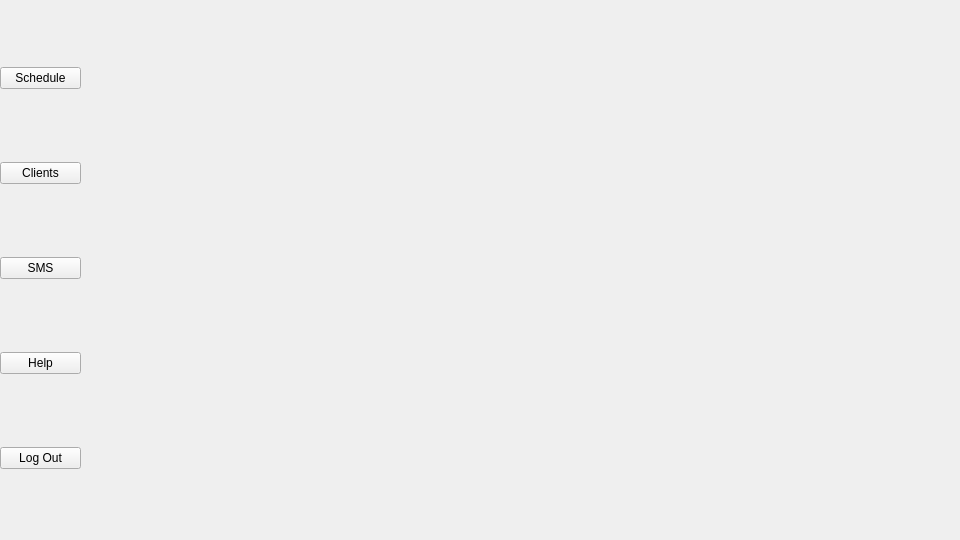
This is qt/coachhome.ui in e-zeks/softeng as Qt 5 draws it before an edit. The edited form follows.
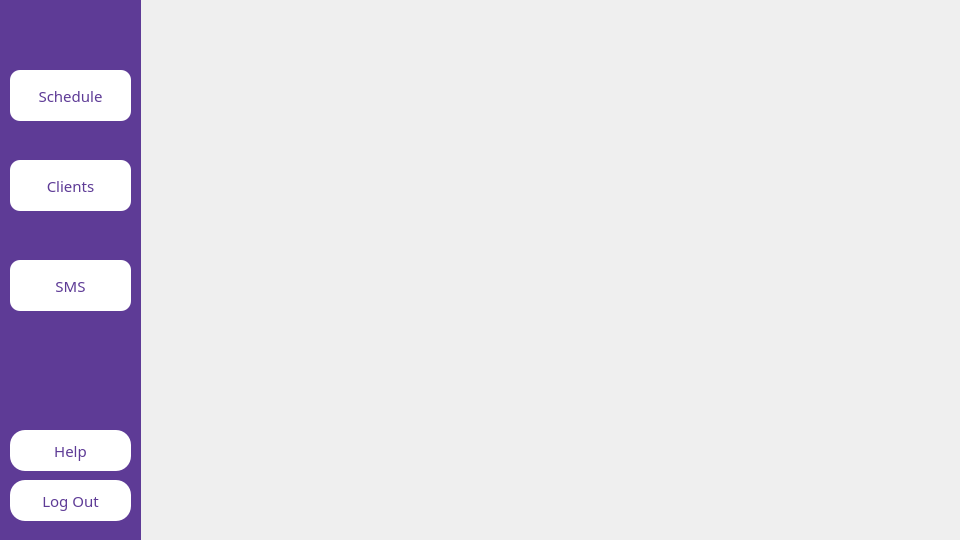
This is the edited form. Icons and pictures are not drawn.

Diff of the .ui file:
```diff
--- a/qt/coachhome.ui
+++ b/qt/coachhome.ui
@@ -14,53 +14,225 @@
    <string>MainWindow</string>
   </property>
   <widget class="QWidget" name="centralwidget">
-   <widget class="QWidget" name="verticalLayoutWidget">
+   <widget class="QLabel" name="logo">
+    <property name="geometry">
+     <rect>
+      <x>240</x>
+      <y>150</y>
+      <width>621</width>
+      <height>171</height>
+     </rect>
+    </property>
+    <property name="font">
+     <font>
+      <family>Arial Black</family>
+      <pointsize>16</pointsize>
+      <bold>true</bold>
+     </font>
+    </property>
+    <property name="styleSheet">
+     <string notr="true">QLabel
+{
+background-url:&quot;C:\Users\JC\Desktop\SOFT ENG\assets\Anytime_Fitness_logo.png&quot;;
+}</string>
+    </property>
+    <property name="text">
+     <string/>
+    </property>
+    <property name="pixmap">
+     <pixmap>../assets/Anytime_Fitness_logo.png</pixmap>
+    </property>
+    <property name="scaledContents">
+     <bool>false</bool>
+    </property>
+    <property name="alignment">
+     <set>Qt::AlignmentFlag::AlignCenter</set>
+    </property>
+    <property name="wordWrap">
+     <bool>false</bool>
+    </property>
+   </widget>
+   <widget class="QLabel" name="label_12">
+    <property name="geometry">
+     <rect>
+      <x>0</x>
+      <y>10</y>
+      <width>141</width>
+      <height>41</height>
+     </rect>
+    </property>
+    <property name="text">
+     <string/>
+    </property>
+    <property name="pixmap">
+     <pixmap>../logos/logog.jpg</pixmap>
+    </property>
+    <property name="scaledContents">
+     <bool>true</bool>
+    </property>
+   </widget>
+   <widget class="QLabel" name="BGviolet">
     <property name="geometry">
      <rect>
       <x>0</x>
       <y>0</y>
-      <width>81</width>
+      <width>141</width>
       <height>541</height>
      </rect>
     </property>
-    <layout class="QVBoxLayout" name="verticalLayout">
-     <item>
-      <widget class="QPushButton" name="schedule">
-       <property name="text">
-        <string>Schedule</string>
-       </property>
-      </widget>
-     </item>
-     <item>
-      <widget class="QPushButton" name="clients">
-       <property name="text">
-        <string>Clients</string>
-       </property>
-      </widget>
-     </item>
-     <item>
-      <widget class="QPushButton" name="SMS">
-       <property name="text">
-        <string>SMS</string>
-       </property>
-      </widget>
-     </item>
-     <item>
-      <widget class="QPushButton" name="help">
-       <property name="text">
-        <string>Help</string>
-       </property>
-      </widget>
-     </item>
-     <item>
-      <widget class="QPushButton" name="log_out">
-       <property name="text">
-        <string>Log Out</string>
-       </property>
-      </widget>
-     </item>
-    </layout>
+    <property name="styleSheet">
+     <string notr="true">QLabel
+{
+background: #5e3b96;
+}</string>
+    </property>
+    <property name="text">
+     <string/>
+    </property>
    </widget>
+   <widget class="QPushButton" name="schedule">
+    <property name="geometry">
+     <rect>
+      <x>10</x>
+      <y>70</y>
+      <width>121</width>
+      <height>51</height>
+     </rect>
+    </property>
+    <property name="font">
+     <font>
+      <family>Arial Black</family>
+      <pointsize>11</pointsize>
+     </font>
+    </property>
+    <property name="styleSheet">
+     <string notr="true">QPushButton
+{
+background-color:white ;
+color:#5e3b96;
+ border-radius:10px;
+}</string>
+    </property>
+    <property name="text">
+     <string>Schedule</string>
+    </property>
+   </widget>
+   <widget class="QPushButton" name="clients">
+    <property name="geometry">
+     <rect>
+      <x>10</x>
+      <y>160</y>
+      <width>121</width>
+      <height>51</height>
+     </rect>
+    </property>
+    <property name="font">
+     <font>
+      <family>Arial Black</family>
+      <pointsize>11</pointsize>
+     </font>
+    </property>
+    <property name="styleSheet">
+     <string notr="true">QPushButton
+{
+background-color:white ;
+color:#5e3b96;
+ border-radius:10px;
+}</string>
+    </property>
+    <property name="text">
+     <string>Clients</string>
+    </property>
+   </widget>
+   <widget class="QPushButton" name="SMS">
+    <property name="geometry">
+     <rect>
+      <x>10</x>
+      <y>260</y>
+      <width>121</width>
+      <height>51</height>
+     </rect>
+    </property>
+    <property name="font">
+     <font>
+      <family>Arial Black</family>
+      <pointsize>11</pointsize>
+     </font>
+    </property>
+    <property name="styleSheet">
+     <string notr="true">QPushButton
+{
+background-color:white ;
+color:#5e3b96;
+ border-radius:10px;
+}</string>
+    </property>
+    <property name="text">
+     <string>SMS</string>
+    </property>
+   </widget>
+   <widget class="QPushButton" name="help">
+    <property name="geometry">
+     <rect>
+      <x>10</x>
+      <y>430</y>
+      <width>121</width>
+      <height>41</height>
+     </rect>
+    </property>
+    <property name="font">
+     <font>
+      <family>Arial Black</family>
+      <pointsize>11</pointsize>
+     </font>
+    </property>
+    <property name="styleSheet">
+     <string notr="true">QPushButton
+{
+background-color:white ;
+color:#5e3b96;
+ border-radius:15px;
+}</string>
+    </property>
+    <property name="text">
+     <string>Help</string>
+    </property>
+   </widget>
+   <widget class="QPushButton" name="log_out">
+    <property name="geometry">
+     <rect>
+      <x>10</x>
+      <y>480</y>
+      <width>121</width>
+      <height>41</height>
+     </rect>
+    </property>
+    <property name="font">
+     <font>
+      <family>Arial Black</family>
+      <pointsize>11</pointsize>
+     </font>
+    </property>
+    <property name="styleSheet">
+     <string notr="true">QPushButton
+{
+background-color:white ;
+color:#5e3b96;
+ border-radius:15px;
+}</string>
+    </property>
+    <property name="text">
+     <string>Log Out</string>
+    </property>
+   </widget>
+   <zorder>BGviolet</zorder>
+   <zorder>logo</zorder>
+   <zorder>label_12</zorder>
+   <zorder>schedule</zorder>
+   <zorder>clients</zorder>
+   <zorder>SMS</zorder>
+   <zorder>help</zorder>
+   <zorder>log_out</zorder>
   </widget>
  </widget>
  <resources/>
```
